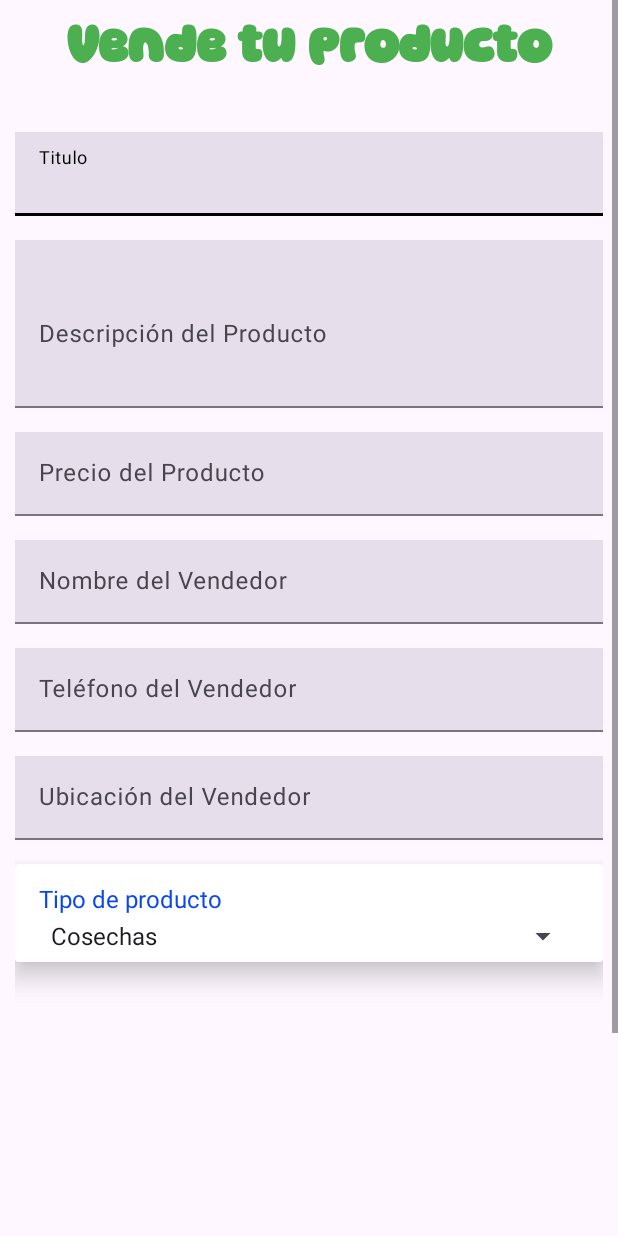
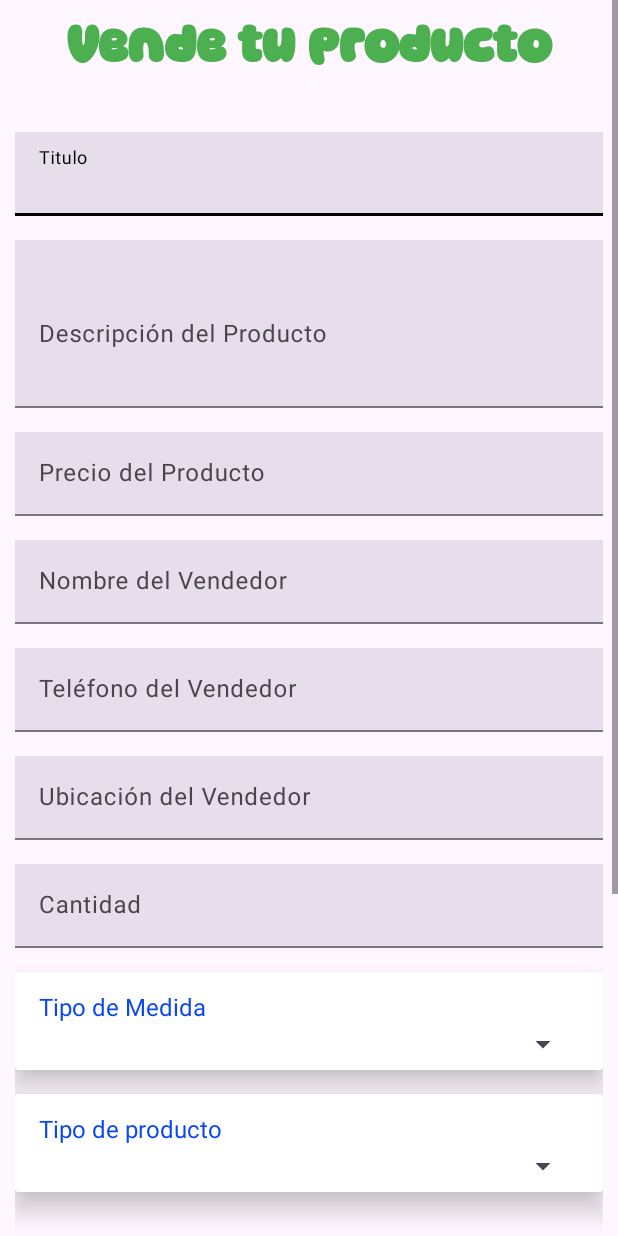
Before and after one commit to darwingpacheco/agroVenta, an Android app: the sellProducto screen opened directly, with no data from a screen before it, on a phone screen of 412 x 824 dp. Run offline under Robolectric (Android 15) with nearby library versions, the phone set to English and light mode, and no system bars; our stand-ins replace Firebase (no records; nobody signed in at launch, a user with empty details on screens opened directly).

Commit message:
Se agrega el campo para la cantidad y la medida del producto.

```diff
--- a/app/src/main/java/com/example/agroventa/Menu.java
+++ b/app/src/main/java/com/example/agroventa/Menu.java
@@ -77,6 +77,8 @@ public class Menu extends AppCompatActivity {
             intent.putExtra("productUbication", obj.getUbication());
             intent.putExtra("productNameSeller", obj.getNameSeller());
             intent.putExtra("productContactPhone", obj.getPhoneContact());
+            intent.putExtra("cantidadMenu", obj.getCantidad());
+            intent.putExtra("medidaMenu", obj.getMedida());
             startActivity(intent);
         });
 
--- a/app/src/main/java/com/example/agroventa/sellProducto.java
+++ b/app/src/main/java/com/example/agroventa/sellProducto.java
@@ -30,10 +30,11 @@ public class sellProducto extends AppCompatActivity {
     private FirebaseFirestore db;
     private CollectionReference productsRef;
     private StorageReference storageRef;
-    private EditText edtNameSeller, edtTitle, edtDescription, edtPrice, edtPhoneSeller, edtUbicationProduct;
+    private EditText edtNameSeller, edtTitle, edtDescription, edtPrice, edtPhoneSeller, edtUbicationProduct, edtQuantity;
     private Button btnPublicar, btnAddImage;
-    private Spinner spinnerOptions;
+    private Spinner spinnerOptions, spinnerMeasureType;
     private String selectedItem;
+    private String selectedMedida;
     private RecyclerView recyclerViewImages;
     private List<Uri> selectedImagesList = new ArrayList<>();
     private ImageProductsAdapter imagesAdapter;
@@ -55,8 +56,10 @@ public class sellProducto extends AppCompatActivity {
         edtUbicationProduct = findViewById(R.id.edtUbicationProduct);
         btnPublicar = findViewById(R.id.btnPublicar);
         spinnerOptions = findViewById(R.id.spinnerOptionsSeller);
+        spinnerMeasureType = findViewById(R.id.spinnerMeasureType);
         btnAddImage = findViewById(R.id.btnAddImage);
         recyclerViewImages = findViewById(R.id.imageViewProduct);
+        edtQuantity = findViewById(R.id.edtQuantity);
 
         recyclerViewImages.setLayoutManager(new LinearLayoutManager(this, LinearLayoutManager.HORIZONTAL, false));
         imagesAdapter = new ImageProductsAdapter(getApplicationContext(), selectedImagesList);
@@ -66,6 +69,16 @@ public class sellProducto extends AppCompatActivity {
             @Override
             public void onItemSelected(AdapterView<?> parent, View view, int position, long id) {
                 selectedItem = parent.getItemAtPosition(position).toString();
+            }
+
+            @Override
+            public void onNothingSelected(AdapterView<?> adapterView) {/**None*/}
+        });
+
+        spinnerMeasureType.setOnItemSelectedListener(new AdapterView.OnItemSelectedListener() {
+            @Override
+            public void onItemSelected(AdapterView<?> parent, View view, int position, long id) {
+                selectedMedida = parent.getItemAtPosition(position).toString();
             }
 
             @Override
@@ -131,10 +144,12 @@ public class sellProducto extends AppCompatActivity {
         String priceText = edtPrice.getText().toString().trim();
         String phone = edtPhoneSeller.getText().toString().trim();
         String name = edtNameSeller.getText().toString().trim();
+        String cantidad = edtQuantity.getText().toString().trim();
 
-        if (!validateInputs(title, description, ubication, priceText, phone, name)) return;
+        if (!validateInputs(title, description, ubication, priceText, phone, name, cantidad)) return;
 
         double price = Double.parseDouble(priceText);
+        int cantidadInt = Integer.parseInt(cantidad);
 
         Product product = new Product(
                 title,
@@ -144,7 +159,9 @@ public class sellProducto extends AppCompatActivity {
                 price,
                 phone,
                 name,
-                selectedItem
+                selectedItem,
+                selectedMedida,
+                cantidadInt
         );
 
         productsRef.add(product)
@@ -155,7 +172,7 @@ public class sellProducto extends AppCompatActivity {
                 .addOnFailureListener(e -> showToast("Error al publicar el producto"));
     }
 
-    private boolean validateInputs(String title, String description, String ubication, String priceText, String phone, String name) {
+    private boolean validateInputs(String title, String description, String ubication, String priceText, String phone, String name, String cantidad) {
         if (title.isEmpty()) {
             showToast("Ingresa un título.");
             return false;
@@ -180,6 +197,21 @@ public class sellProducto extends AppCompatActivity {
             showToast("Ingresa el nombre del vendedor.");
             return false;
         }
+
+        if (cantidad.isEmpty()) {
+            showToast("Ingrese la cantidad a vender.");
+            return false;
+        }
+
+        if (selectedMedida.isEmpty()) {
+            showToast("Seleccione el tipo de medida.");
+            return false;
+        }
+
+        if (selectedItem.isEmpty()) {
+            showToast("Seleccione el tipo de producto.");
+            return false;
+        }
         return true;
     }
 
--- a/app/src/main/res/layout/activity_sell_producto.xml
+++ b/app/src/main/res/layout/activity_sell_producto.xml
@@ -152,6 +152,71 @@
                 android:maxLength="40" />
         </com.google.android.material.textfield.TextInputLayout>
 
+        <com.google.android.material.textfield.TextInputLayout
+            android:id="@+id/inputProductQuantity"
+            style="?attr/textInputFilledStyle"
+            android:layout_width="match_parent"
+            android:layout_height="wrap_content"
+            android:layout_marginTop="16dp"
+            android:background="@color/white_text_color"
+            android:hint="Cantidad"
+            app:layout_constraintEnd_toEndOf="parent"
+            app:layout_constraintStart_toStartOf="parent"
+            app:layout_constraintTop_toBottomOf="@id/inputSellerLocation"
+            app:layout_constraintBottom_toTopOf="@+id/cardViewMeasureType">
+
+            <com.google.android.material.textfield.TextInputEditText
+                android:id="@+id/edtQuantity"
+                android:layout_width="match_parent"
+                android:layout_height="wrap_content"
+                android:background="#E6DFEB"
+                android:inputType="number" />
+        </com.google.android.material.textfield.TextInputLayout>
+
+        <!-- Spinner para el tipo de medida -->
+        <androidx.cardview.widget.CardView
+            android:id="@+id/cardViewMeasureType"
+            android:layout_width="match_parent"
+            android:layout_height="65dp"
+            app:cardElevation="10dp"
+            android:layout_marginTop="16dp"
+            app:layout_constraintStart_toStartOf="parent"
+            app:layout_constraintEnd_toEndOf="parent"
+            app:layout_constraintTop_toBottomOf="@id/inputProductQuantity"
+            app:layout_constraintBottom_toTopOf="@+id/cardViewSpinner">
+
+            <androidx.constraintlayout.widget.ConstraintLayout
+                android:layout_width="match_parent"
+                android:layout_height="wrap_content">
+
+                <!-- TextView que actúa como placeholder -->
+                <TextView
+                    android:id="@+id/textViewMeasurePlaceholder"
+                    android:layout_width="wrap_content"
+                    android:layout_height="wrap_content"
+                    android:layout_marginStart="16dp"
+                    android:layout_marginTop="12dp"
+                    android:text="Tipo de Medida"
+                    android:textColor="@color/primary_400"
+                    android:textSize="16sp"
+                    app:layout_constraintStart_toStartOf="parent"
+                    app:layout_constraintTop_toTopOf="parent" />
+
+                <!-- Spinner para seleccionar el tipo de medida -->
+                <Spinner
+                    android:id="@+id/spinnerMeasureType"
+                    android:layout_width="match_parent"
+                    android:layout_height="wrap_content"
+                    android:layout_marginHorizontal="16dp"
+                    android:layout_marginTop="24dp"
+                    android:entries="@array/measureTypes"
+                    app:layout_constraintEnd_toEndOf="parent"
+                    app:layout_constraintStart_toStartOf="parent"
+                    app:layout_constraintTop_toTopOf="@+id/textViewMeasurePlaceholder" />
+
+            </androidx.constraintlayout.widget.ConstraintLayout>
+        </androidx.cardview.widget.CardView>
+
         <androidx.cardview.widget.CardView
             android:id="@+id/cardViewSpinner"
             android:layout_width="match_parent"
@@ -160,7 +225,7 @@
             android:layout_marginTop="16dp"
             app:layout_constraintStart_toStartOf="parent"
             app:layout_constraintEnd_toEndOf="parent"
-            app:layout_constraintTop_toBottomOf="@id/inputSellerLocation">
+            app:layout_constraintTop_toBottomOf="@id/cardViewMeasureType">
 
             <androidx.constraintlayout.widget.ConstraintLayout
                 android:layout_width="match_parent"
--- a/app/src/main/res/values/array.xml
+++ b/app/src/main/res/values/array.xml
@@ -10,8 +10,18 @@
     </string-array>
 
     <string-array name="optionsSell">
+        <item></item>
         <item>Cosechas</item>
         <item>Derivados</item>
     </string-array>
 
+    <string-array name="measureTypes">
+        <item></item>
+        <item>@string/Unidades</item>
+        <item>@string/Bultos</item>
+        <item>@string/Cajas</item>
+        <item>@string/Cargas</item>
+        <item>@string/Canastillas</item>
+    </string-array>
+
 </resources>
--- a/app/src/main/res/values/strings.xml
+++ b/app/src/main/res/values/strings.xml
@@ -1,3 +1,8 @@
 <resources>
     <string name="app_name">agroVenta</string>
+    <string name="Bultos">Bultos</string>
+    <string name="Cargas">Cargas</string>
+    <string name="Canastillas">Canastillas</string>
+    <string name="Unidades">Unidades</string>
+    <string name="Cajas">Cajas</string>
 </resources>
```
Also changed, not shown: app/src/main/java/com/example/agroventa/Product.java (+21 -1 lines), app/src/main/java/com/example/agroventa/ProductDetailActivity.java (+7 -1 lines), app/src/main/res/layout/activity_product_detail.xml (+36 -0 lines).
